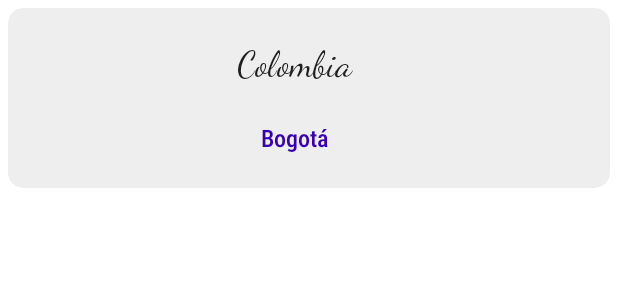
After one commit to JSBN0894/CountryApp, an Android app: the layout item_layout.xml on its own in the app's theme, with its tools: preview values and no code run, on a phone screen of 412 x 824 dp. The commit adds this screen. Shown: the top 300 px of the screen. Run offline under Robolectric (Android 15) with nearby library versions, the phone set to English and light mode, and no system bars.

Commit message:
RecyclerView and SearchView

```diff
--- a/app/build.gradle
+++ b/app/build.gradle
@@ -43,6 +43,11 @@ dependencies {
     // Retrofit with Moshi Converter
     implementation 'com.squareup.retrofit2:converter-moshi:2.9.0'
 
+    //Glide
+
+    implementation 'com.github.bumptech.glide:glide:4.14.2'
+    annotationProcessor 'com.github.bumptech.glide:compiler:4.14.2'
+
     implementation "com.squareup.picasso:picasso:2.71828"
     implementation "com.squareup.retrofit2:retrofit:2.9.0"
     implementation "com.squareup.retrofit2:converter-gson:2.9.0"
--- a/app/src/main/java/com/jsbn/countryapp/CountriesItem.kt
+++ b/app/src/main/java/com/jsbn/countryapp/CountriesItem.kt
@@ -5,9 +5,9 @@ import Languages
 import Maps
 
 data class CountriesItem(
-    val name:Nameclass?,
+    val name:Nameclass,
     val capital: List<String>?,
-    val flag: String?,
+    val flag: String,
     val latlng: List<Double>,
     //val languages: Languages,
     val flags: Flags,
--- /dev/null
+++ b/app/src/main/res/layout/item_layout.xml
@@ -0,0 +1,67 @@
+<?xml version="1.0" encoding="utf-8"?>
+
+
+<androidx.cardview.widget.CardView xmlns:android="http://schemas.android.com/apk/res/android"
+    xmlns:tools="http://schemas.android.com/tools"
+    android:id="@+id/cardView"
+    android:backgroundTint="@color/Grey_200"
+    android:layout_width="match_parent"
+    android:layout_height="wrap_content"
+    android:layout_margin="5dp"
+    xmlns:app="http://schemas.android.com/apk/res-auto"
+    app:cardCornerRadius="10dp"
+    android:layout_centerHorizontal="true"
+    android:layout_centerVertical="true"
+    tools:ignore="MissingConstraints">
+
+    <androidx.constraintlayout.widget.ConstraintLayout
+        android:layout_width="match_parent"
+        android:layout_height="wrap_content">
+
+        <TextView
+            android:id="@+id/textView"
+            android:layout_width="0dp"
+            android:layout_height="wrap_content"
+            android:textAppearance="@style/TextAppearance.MaterialComponents.Headline5"
+            tools:text="Colombia"
+            app:layout_constraintTop_toTopOf="parent"
+            app:layout_constraintBottom_toTopOf="@id/textView_capital"
+            app:layout_constraintEnd_toStartOf="@id/imageView"
+            app:layout_constraintStart_toStartOf="parent"
+            android:layout_marginStart="8dp"
+            android:layout_marginEnd="8dp"
+            android:gravity="center"
+            android:fontFamily="cursive"
+            />
+
+        <TextView
+            android:id="@+id/textView_capital"
+            android:layout_width="0dp"
+            android:layout_height="wrap_content"
+            android:textColor="@color/design_default_color_primary_dark"
+            android:textSize="16sp"
+            app:layout_constraintBottom_toBottomOf="parent"
+            app:layout_constraintTop_toBottomOf="@id/textView"
+            app:layout_constraintEnd_toStartOf="@id/imageView"
+            app:layout_constraintStart_toStartOf="parent"
+            android:layout_marginStart="8dp"
+            android:layout_marginEnd="8dp"
+            android:gravity="center"
+            tools:text="Bogotá"
+            android:fontFamily="sans-serif-condensed-medium"/>
+
+        <ImageView
+            android:id="@+id/imageView"
+            android:layout_width="wrap_content"
+            tools:background="@color/black"
+            android:layout_height="80dp"
+            app:layout_constraintEnd_toEndOf="parent"
+            app:layout_constraintBottom_toBottomOf="parent"
+            app:layout_constraintTop_toTopOf="parent"
+            android:layout_margin="20dp"
+            app:circularflow_radiusInDP="20dp"
+            android:contentDescription= "@string/flag"/>
+    </androidx.constraintlayout.widget.ConstraintLayout>
+
+
+</androidx.cardview.widget.CardView>
--- a/app/src/main/res/values/colors.xml
+++ b/app/src/main/res/values/colors.xml
@@ -7,4 +7,8 @@
     <color name="teal_700">#FF018786</color>
     <color name="black">#FF000000</color>
     <color name="white">#FFFFFFFF</color>
+    <color name="deepOrange_300">#ff8a65</color>
+    <color name="deepOrange_400">#ff7043</color>
+    <color name="Grey_200">#eeeeee</color>
+
 </resources>
--- a/app/src/main/res/values/strings.xml
+++ b/app/src/main/res/values/strings.xml
@@ -1,3 +1,4 @@
 <resources>
     <string name="app_name">CountryApp</string>
+    <string name="flag">flag</string>
 </resources>
--- a/app/src/main/res/values/themes.xml
+++ b/app/src/main/res/values/themes.xml
@@ -2,8 +2,8 @@
     <!-- Base application theme. -->
     <style name="Theme.CountryApp" parent="Theme.MaterialComponents.DayNight.DarkActionBar">
         <!-- Primary brand color. -->
-        <item name="colorPrimary">@color/purple_500</item>
-        <item name="colorPrimaryVariant">@color/purple_700</item>
+        <item name="colorPrimary">@color/deepOrange_300</item>
+        <item name="colorPrimaryVariant">@color/deepOrange_400</item>
         <item name="colorOnPrimary">@color/white</item>
         <!-- Secondary brand color. -->
         <item name="colorSecondary">@color/teal_200</item>
```
Also changed, not shown: app/src/main/java/com/jsbn/countryapp/MainActivity.kt (+32 -13 lines), app/src/main/java/com/jsbn/countryapp/adapter/ItemAdapter.kt (added, +51 -0 lines), app/src/main/res/layout/activity_main.xml (+22 -5 lines), app/src/main/java/com/jsbn/countryapp/Nameclass.kt (line endings or trailing spaces).
